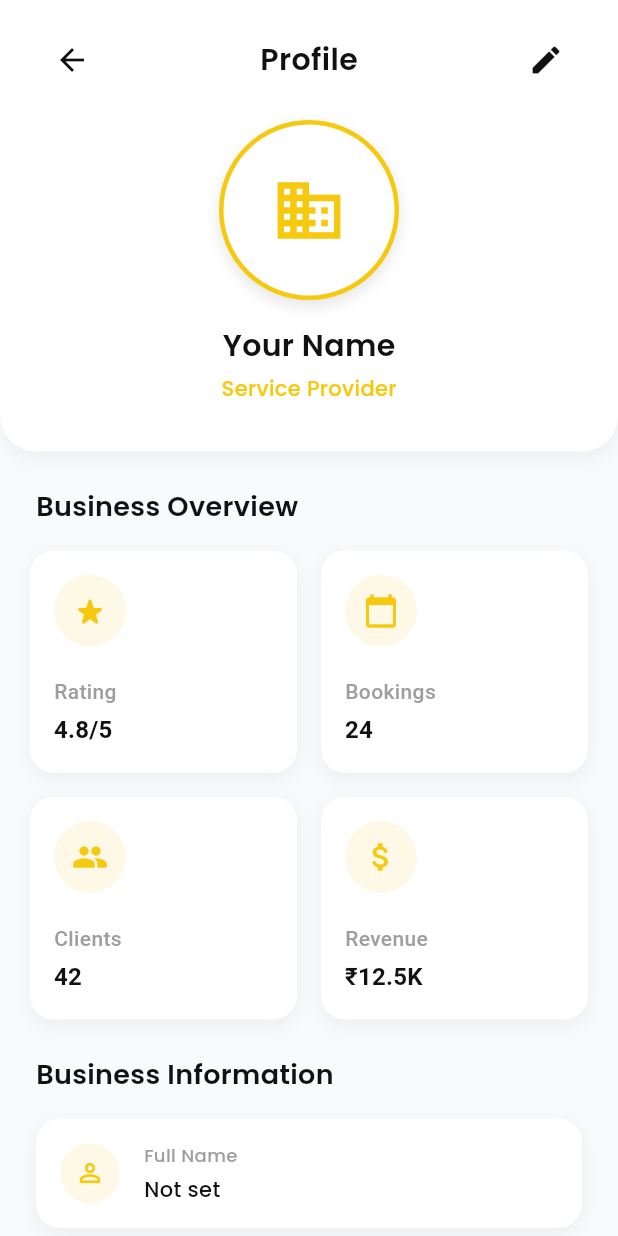
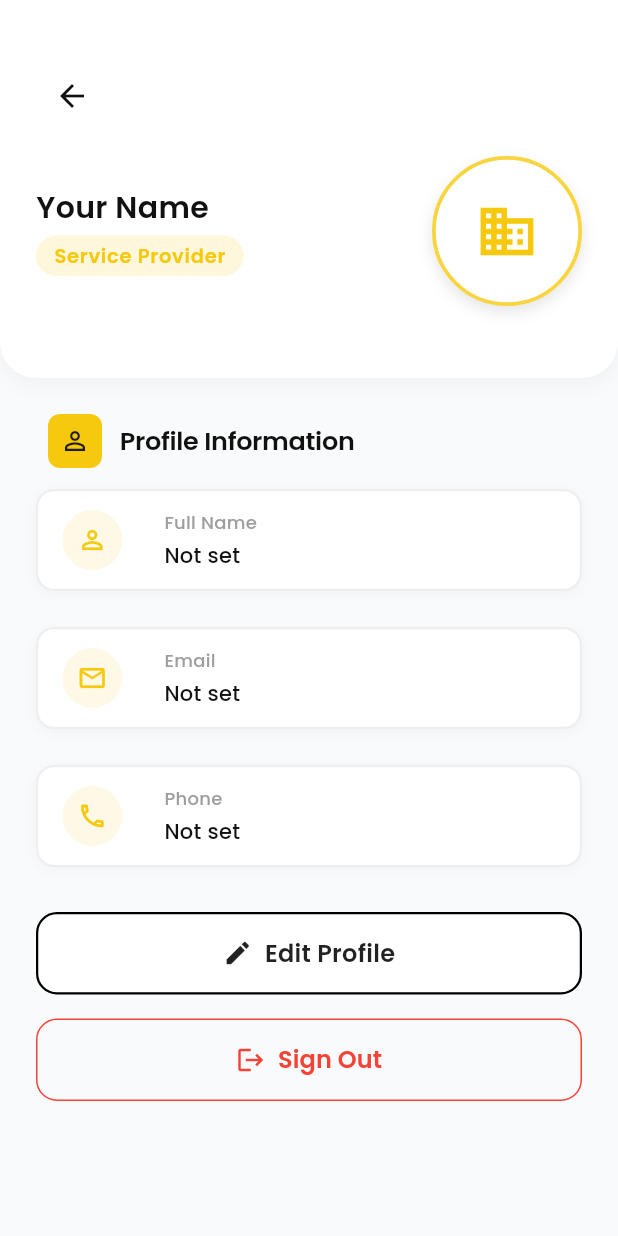
Before and after one commit to sparth292/loca-buzz, a Flutter app: the ServiceProviderProfile screen opened directly, on a phone screen of 412 x 824 dp. Run offline on Flutter 3.47's test engine with Material 3 defaults, Android fonts, the light colour scheme and no system bars; our stand-ins replace flutter_svg, geolocator, google_fonts, image_picker, shared_preferences, smooth_page_indicator and 1 more; accounts and stored records are empty.

Commit message:
profile changes

```diff
--- a/lib/business_service_provider_dashboard/service_provider_profile.dart
+++ b/lib/business_service_provider_dashboard/service_provider_profile.dart
@@ -11,70 +11,7 @@ class ServiceProviderProfile extends StatefulWidget {
   State<ServiceProviderProfile> createState() => _ServiceProviderProfileState();
 }
 
-class _DashboardCard extends StatelessWidget {
-  final IconData icon;
-  final String title;
-  final String value;
-  final Color color;
-
-  const _DashboardCard({
-    required this.icon,
-    required this.title,
-    required this.value,
-    this.color = Colors.white,
-  });
-
-  @override
-  Widget build(BuildContext context) {
-    return Container(
-      padding: const EdgeInsets.all(16),
-      decoration: BoxDecoration(
-        color: color,
-        borderRadius: BorderRadius.circular(16),
-        boxShadow: [
-          BoxShadow(
-            color: Colors.black.withOpacity(0.05),
-            blurRadius: 10,
-            offset: const Offset(0, 4),
-          ),
-        ],
-      ),
-      child: Column(
-        crossAxisAlignment: CrossAxisAlignment.start,
-        children: [
-          Container(
-            padding: const EdgeInsets.all(12),
-            decoration: BoxDecoration(
-              color: BeeColors.beeYellow.withOpacity(0.1),
-              shape: BoxShape.circle,
-            ),
-            child: Icon(icon, color: BeeColors.beeYellow),
-          ),
-          const SizedBox(height: 20),
-          Text(
-            title,
-            style: Theme.of(context).textTheme.bodyMedium?.copyWith(
-                  color: BeeColors.beeGrey,
-                  fontWeight: FontWeight.w500,
-                ),
-          ),
-          const SizedBox(height: 4),
-          Text(
-            value,
-            style: Theme.of(context).textTheme.titleMedium?.copyWith(
-                  fontWeight: FontWeight.bold,
-                  color: BeeColors.beeBlack,
-                ),
-          ),
-        ],
-      ),
-    );
-  }
-}
-
 class _ServiceProviderProfileState extends State<ServiceProviderProfile> {
-  final _formKey = GlobalKey<FormState>();
-  bool _isEditing = false;
   bool _isLoading = true;
 
   // Form controllers
@@ -118,50 +55,6 @@ class _ServiceProviderProfileState extends State<ServiceProviderProfile> {
     }
   }
 
-  // Save profile data to Supabase
-  Future<void> _saveProfile() async {
-    if (!_formKey.currentState!.validate()) {
-      if (mounted) {
-        ScaffoldMessenger.of(context).showSnackBar(
-          const SnackBar(content: Text('Please fill in all required fields')),
-        );
-      }
-      return;
-    }
-
-    try {
-      final user = supabase.auth.currentUser;
-      if (user == null) {
-        if (mounted) {
-          ScaffoldMessenger.of(context).showSnackBar(
-            const SnackBar(content: Text('User not authenticated')),
-          );
-        }
-        return;
-      }
-
-      final response = await supabase.from('profiles').upsert({
-        'id': user.id,
-        'full_name': _fullNameController.text.trim(),
-        'phone': _phoneController.text.trim(),
-        'is_service_provider': true,
-      }).select();
-
-      if (mounted) {
-        setState(() => _isEditing = false);
-        ScaffoldMessenger.of(context).showSnackBar(
-          const SnackBar(content: Text('Profile updated successfully!')),
-        );
-      }
-    } catch (e) {
-      if (mounted) {
-        ScaffoldMessenger.of(context).showSnackBar(
-          SnackBar(content: Text('Error updating profile: ${e.toString()}')),
-        );
-      }
-    }
-  }
-
   // Sign out the user
   Future<void> _signOut() async {
     try {
@@ -190,32 +83,32 @@ class _ServiceProviderProfileState extends State<ServiceProviderProfile> {
     super.dispose();
   }
 
-  Widget _buildEditableField({
+  Widget _buildProfileField({
     required IconData icon,
     required String label,
-    required TextEditingController controller,
-    required bool isEditing,
-    TextInputType? keyboardType,
-    String? Function(String?)? validator,
+    required String value,
   }) {
     return Container(
-      margin: const EdgeInsets.only(bottom: 16, left: 24, right: 24),
-      padding: const EdgeInsets.all(16),
+      padding: const EdgeInsets.symmetric(horizontal: 16, vertical: 12),
+      margin: const EdgeInsets.symmetric(horizontal: 24, vertical: 6),
       decoration: BoxDecoration(
         color: Colors.white,
-        borderRadius: BorderRadius.circular(16),
+        borderRadius: BorderRadius.circular(12),
+        border: Border.all(color: Colors.grey.shade200, width: 1.5),
         boxShadow: [
           BoxShadow(
-            color: Colors.black.withOpacity(0.05),
-            blurRadius: 10,
-            offset: const Offset(0, 4),
+            color: Colors.black.withOpacity(0.03),
+            blurRadius: 6,
+            offset: const Offset(0, 2),
           ),
         ],
       ),
       child: Row(
         children: [
           Container(
-            padding: const EdgeInsets.all(10),
+            width: 40,
+            height: 40,
+            margin: const EdgeInsets.only(right: 12),
             decoration: BoxDecoration(
               color: BeeColors.beeYellow.withOpacity(0.1),
               shape: BoxShape.circle,
@@ -224,26 +117,7 @@ class _ServiceProviderProfileState extends State<ServiceProviderProfile> {
           ),
           const SizedBox(width: 16),
           Expanded(
-            child: isEditing
-                ? TextFormField(
-                    controller: controller,
-                    style: GoogleFonts.poppins(
-                      color: BeeColors.beeBlack,
-                      fontSize: 14,
-                    ),
-                    decoration: InputDecoration(
-                      labelText: label,
-                      labelStyle: GoogleFonts.poppins(
-                        color: BeeColors.beeGrey,
-                        fontSize: 14,
-                      ),
-                      border: InputBorder.none,
-                      contentPadding: EdgeInsets.zero,
-                    ),
-                    keyboardType: keyboardType,
-                    validator: validator,
-                  )
-                : Column(
+            child: Column(
               crossAxisAlignment: CrossAxisAlignment.start,
               children: [
                 Text(
@@ -252,15 +126,17 @@ class _ServiceProviderProfileState extends State<ServiceProviderProfile> {
                     color: BeeColors.beeGrey,
                     fontSize: 12,
                     fontWeight: FontWeight.w500,
+                    letterSpacing: 0.2,
                   ),
                 ),
                 const SizedBox(height: 4),
                 Text(
-                        controller.text.isEmpty ? 'Not set' : controller.text,
+                  value.isEmpty ? 'Not set' : value,
                   style: GoogleFonts.poppins(
                     color: BeeColors.beeBlack,
                     fontSize: 14,
                     fontWeight: FontWeight.w500,
+                    letterSpacing: 0.2,
                   ),
                 ),
               ],
@@ -273,7 +149,7 @@ class _ServiceProviderProfileState extends State<ServiceProviderProfile> {
 
   Widget _buildProfileHeader() {
     return Container(
-      padding: const EdgeInsets.symmetric(horizontal: 24, vertical: 16),
+      padding: const EdgeInsets.only(left: 24, right: 24, top: 40, bottom: 32),
       decoration: BoxDecoration(
         color: Colors.white,
         borderRadius: const BorderRadius.only(
@@ -282,7 +158,7 @@ class _ServiceProviderProfileState extends State<ServiceProviderProfile> {
         ),
         boxShadow: [
           BoxShadow(
-            color: Colors.black.withOpacity(0.05),
+            color: Colors.black.withOpacity(0.04),
             blurRadius: 10,
             offset: const Offset(0, 4),
           ),
@@ -297,68 +173,20 @@ class _ServiceProviderProfileState extends State<ServiceProviderProfile> {
                 icon: const Icon(Icons.arrow_back, color: BeeColors.beeBlack),
                 onPressed: () => Navigator.of(context).pop(),
               ),
-              Text(
-                'Profile',
-                style: GoogleFonts.poppins(
-                  fontSize: 20,
-                  fontWeight: FontWeight.w600,
-                  color: BeeColors.beeBlack,
-                ),
-              ),
-              _isEditing
-                  ? TextButton(
-                      onPressed: () => setState(() => _isEditing = false),
-                      child: const Text(
-                        'Cancel',
-                        style: TextStyle(color: Colors.red),
-                      ),
-                    )
-                  : IconButton(
-                      icon: const Icon(Icons.edit, color: BeeColors.beeBlack),
-                      onPressed: () => setState(() => _isEditing = true),
-                    ),
+              const SizedBox(width: 48), // Maintain spacing
             ],
           ),
           const SizedBox(height: 16),
-          Stack(
-            alignment: Alignment.center,
+          // Profile info row
+          Row(
+            mainAxisAlignment: MainAxisAlignment.center,
+            crossAxisAlignment: CrossAxisAlignment.center,
             children: [
-              Container(
-                width: 120,
-                height: 120,
-                decoration: BoxDecoration(
-                  shape: BoxShape.circle,
-                  border: Border.all(
-                    color: BeeColors.beeYellow,
-                    width: 3,
-                  ),
-                  color: Colors.white,
-                  boxShadow: [
-                    BoxShadow(
-                      color: Colors.black.withOpacity(0.1),
-                      blurRadius: 8,
-                      offset: const Offset(0, 4),
-                    ),
-                  ],
-                ),
-                child: const Icon(Icons.business, size: 50, color: BeeColors.beeYellow),
-              ),
-              if (_isEditing)
-                Positioned(
-                  right: 0,
-                  bottom: 0,
-                  child: Container(
-                    padding: const EdgeInsets.all(6),
-                    decoration: const BoxDecoration(
-                      color: BeeColors.beeYellow,
-                      shape: BoxShape.circle,
-                    ),
-                    child: const Icon(Icons.edit, size: 18, color: Colors.white),
-                  ),
-                ),
-            ],
-          ),
-          const SizedBox(height: 16),
+              // Name and role column
+              Expanded(
+                child: Column(
+                  crossAxisAlignment: CrossAxisAlignment.start,
+                  children: [
                     Text(
                       _fullNameController.text.isNotEmpty
                           ? _fullNameController.text
@@ -370,13 +198,48 @@ class _ServiceProviderProfileState extends State<ServiceProviderProfile> {
                       ),
                     ),
                     const SizedBox(height: 4),
-          Text(
+                    Container(
+                      padding: const EdgeInsets.symmetric(horizontal: 12, vertical: 4),
+                      decoration: BoxDecoration(
+                        color: BeeColors.beeYellow.withOpacity(0.15),
+                        borderRadius: BorderRadius.circular(20),
+                      ),
+                      child: Text(
                         'Service Provider',
                         style: GoogleFonts.poppins(
                           color: BeeColors.beeYellow,
-              fontSize: 14,
-              fontWeight: FontWeight.w500,
+                          fontSize: 13,
+                          fontWeight: FontWeight.w600,
+                          letterSpacing: 0.5,
                         ),
+                      ),
+                    ),
+                  ],
+                ),
+              ),
+              // Profile picture
+              Container(
+                width: 100,
+                height: 100,
+                margin: const EdgeInsets.only(left: 16),
+                decoration: BoxDecoration(
+                  shape: BoxShape.circle,
+                  border: Border.all(
+                    color: BeeColors.beeYellow.withOpacity(0.8),
+                    width: 2.5,
+                  ),
+                  color: Colors.white,
+                  boxShadow: [
+                    BoxShadow(
+                      color: Colors.black.withOpacity(0.1),
+                      blurRadius: 8,
+                      offset: const Offset(0, 4),
+                    ),
+                  ],
+                ),
+                child: const Icon(Icons.business, size: 42, color: BeeColors.beeYellow),
+              ),
+            ],
           ),
           const SizedBox(height: 16),
         ],
@@ -395,118 +258,92 @@ class _ServiceProviderProfileState extends State<ServiceProviderProfile> {
               ),
             )
           : SingleChildScrollView(
-              child: Form(
-                key: _formKey,
               child: Column(
                 crossAxisAlignment: CrossAxisAlignment.start,
                 children: [
                   _buildProfileHeader(),
+                  const SizedBox(height: 16),
+                  // Profile Information Header
+                  Padding(
+                    padding: const EdgeInsets.fromLTRB(32, 8, 32, 8),
+                    child: Row(
+                      children: [
+                        Container(
+                          padding: const EdgeInsets.all(8),
+                          decoration: BoxDecoration(
+                            color: BeeColors.beeYellow,
+                            borderRadius: BorderRadius.circular(8),
+                          ),
+                          child: const Icon(Icons.person_outline, size: 20, color: Colors.black87),
+                        ),
+                        const SizedBox(width: 12),
+                        Text(
+                          'Profile Information',
+                          style: GoogleFonts.poppins(
+                            fontSize: 17,
+                            fontWeight: FontWeight.w600,
+                            color: BeeColors.beeBlack,
+                            letterSpacing: -0.2,
+                          ),
+                        ),
+                      ],
+                    ),
+                  ),
+                  if (!_isLoading) ...[
+                    _buildProfileField(
+                      icon: Icons.person_outline,
+                      label: 'Full Name',
+                      value: _fullNameController.text,
+                    ),
+                    const SizedBox(height: 12),
+                    _buildProfileField(
+                      icon: Icons.email_outlined,
+                      label: 'Email',
+                      value: _emailController.text,
+                    ),
+                    const SizedBox(height: 12),
+                    _buildProfileField(
+                      icon: Icons.phone_outlined,
+                      label: 'Phone',
+                      value: _phoneController.text,
+                    ),
+                  ],
                   const SizedBox(height: 24),
+                  // Edit Profile Button
                   Padding(
                     padding: const EdgeInsets.symmetric(horizontal: 24),
-                      child: Text(
-                        'Business Overview',
+                    child: SizedBox(
+                      width: double.infinity,
+                      child: OutlinedButton.icon(
+                        onPressed: () {
+                          // Edit profile functionality will be added here
+                        },
+                        style: OutlinedButton.styleFrom(
+                          padding: const EdgeInsets.symmetric(vertical: 16),
+                          backgroundColor: Colors.white,
+                          foregroundColor: Colors.black87,
+                          side: const BorderSide(color: Colors.black, width: 1.5),
+                          shape: RoundedRectangleBorder(
+                            borderRadius: BorderRadius.circular(14),
+                          ),
+                        ),
+                        icon: const Icon(Icons.edit, size: 20),
+                        label: Text(
+                          'Edit Profile',
                           style: GoogleFonts.poppins(
-                          fontSize: 18,
+                            fontSize: 16,
                             fontWeight: FontWeight.w600,
-                          color: BeeColors.beeBlack,
+                            letterSpacing: 0.2,
+                          ),
+                        ),
                       ),
                     ),
                   ),
                   const SizedBox(height: 16),
-                    // Stats Cards
-                    Padding(
-                      padding: const EdgeInsets.symmetric(horizontal: 20),
-                      child: GridView.count(
-                        shrinkWrap: true,
-                        physics: const NeverScrollableScrollPhysics(),
-                        crossAxisCount: 2,
-                        crossAxisSpacing: 16,
-                        mainAxisSpacing: 16,
-                        childAspectRatio: 1.2,
-                        children: [
-                          _DashboardCard(icon: Icons.star_rate_rounded, title: 'Rating', value: '4.8/5'),
-                          _DashboardCard(icon: Icons.calendar_today, title: 'Bookings', value: '24'),
-                          _DashboardCard(icon: Icons.people, title: 'Clients', value: '42'),
-                          _DashboardCard(icon: Icons.attach_money, title: 'Revenue', value: '₹12.5K'),
-                        ],
-                      ),
-                    ),
-                    const SizedBox(height: 24),
+                  // Sign Out Button
                   Padding(
                     padding: const EdgeInsets.symmetric(horizontal: 24),
-                      child: Text(
-                        'Business Information',
-                        style: GoogleFonts.poppins(
-                          fontSize: 18,
-                          fontWeight: FontWeight.w600,
-                          color: BeeColors.beeBlack,
-                        ),
-                      ),
-                    ),
-                    const SizedBox(height: 16),
-                    _buildEditableField(
-                      icon: Icons.person_outline,
-                      label: 'Full Name',
-                      controller: _fullNameController,
-                      isEditing: _isEditing,
-                      validator: (value) => value?.isEmpty ?? true ? 'Required' : null,
-                    ),
-                    _buildEditableField(
-                      icon: Icons.email_outlined,
-                      label: 'Email',
-                      controller: _emailController,
-                      isEditing: false,
-                    ),
-                    _buildEditableField(
-                      icon: Icons.phone_outlined,
-                      label: 'Phone',
-                      controller: _phoneController,
-                      isEditing: _isEditing,
-                      keyboardType: TextInputType.phone,
-                    ),
-                    const SizedBox(height: 24),
-                    Padding(
-                      padding: const EdgeInsets.symmetric(horizontal: 24),
-                      child: Column(
-                        children: [
-                          if (_isEditing) ...[
-                            SizedBox(
-                              width: double.infinity,
-                              child: ElevatedButton(
-                                onPressed: _saveProfile,
-                                style: ElevatedButton.styleFrom(
-                                  backgroundColor: BeeColors.beeYellow,
-                                  padding: const EdgeInsets.symmetric(vertical: 16),
-                                  shape: RoundedRectangleBorder(
-                                    borderRadius: BorderRadius.circular(14),
-                                  ),
-                                ),
-                                child: Text(
-                                  'Save Changes',
-                                  style: GoogleFonts.poppins(
-                                    color: BeeColors.beeBlack,
-                                    fontSize: 16,
-                                    fontWeight: FontWeight.w600,
-                                  ),
-                                ),
-                              ),
-                            ),
-                            const SizedBox(height: 12),
-                            TextButton(
-                              onPressed: () => setState(() => _isEditing = false),
-                              child: Text(
-                                'Cancel',
-                                style: GoogleFonts.poppins(
-                                  color: Colors.red,
-                                  fontSize: 14,
-                                  fontWeight: FontWeight.w500,
-                                ),
-                              ),
-                            ),
-                          ],
-                          const SizedBox(height: 16),
-                          SizedBox(
+                    child: SizedBox(
                       width: double.infinity,
                       child: OutlinedButton.icon(
                         onPressed: _signOut,
@@ -528,16 +365,12 @@ class _ServiceProviderProfileState extends State<ServiceProviderProfile> {
                         ),
                       ),
                     ),
-                        ],
-                      ),
                   ),
                   const SizedBox(height: 24),
                 ],
               ),
             ),
-            ),
           );
-
 
 
   }
```
Lines whose indentation alone changed are shown as unchanged.
